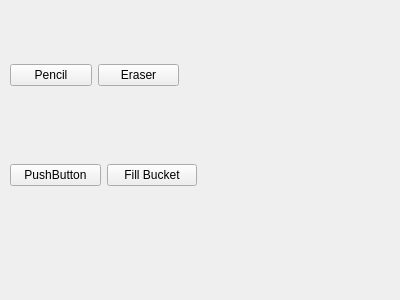
University-of-Utah-CS3505/a5-sprite-editor-f25-leomartinez47, file ui/toolpane.ui: the form before one commit.
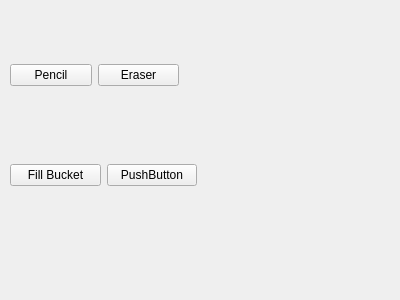
The form after the commit.

What changed in the file:
```diff
--- a/ui/toolpane.ui
+++ b/ui/toolpane.ui
@@ -50,16 +50,16 @@
    </property>
    <layout class="QHBoxLayout" name="horizontalLayout_2">
     <item>
-     <widget class="QPushButton" name="colorPickButton">
+     <widget class="QPushButton" name="fillButton">
       <property name="text">
-       <string>PushButton</string>
+       <string>Fill Bucket</string>
       </property>
      </widget>
     </item>
     <item>
-     <widget class="QPushButton" name="fillButton">
+     <widget class="QPushButton" name="colorPickButton">
       <property name="text">
-       <string>Fill Bucket</string>
+       <string>PushButton</string>
       </property>
      </widget>
     </item>
```
